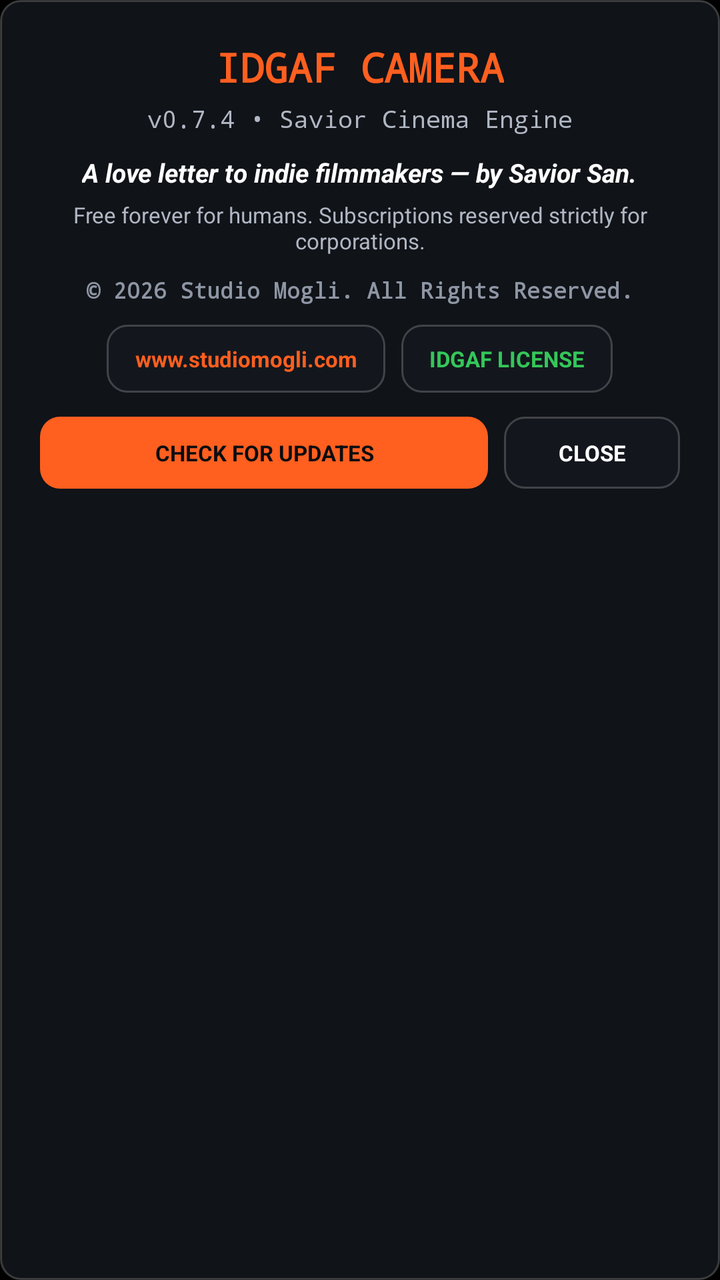
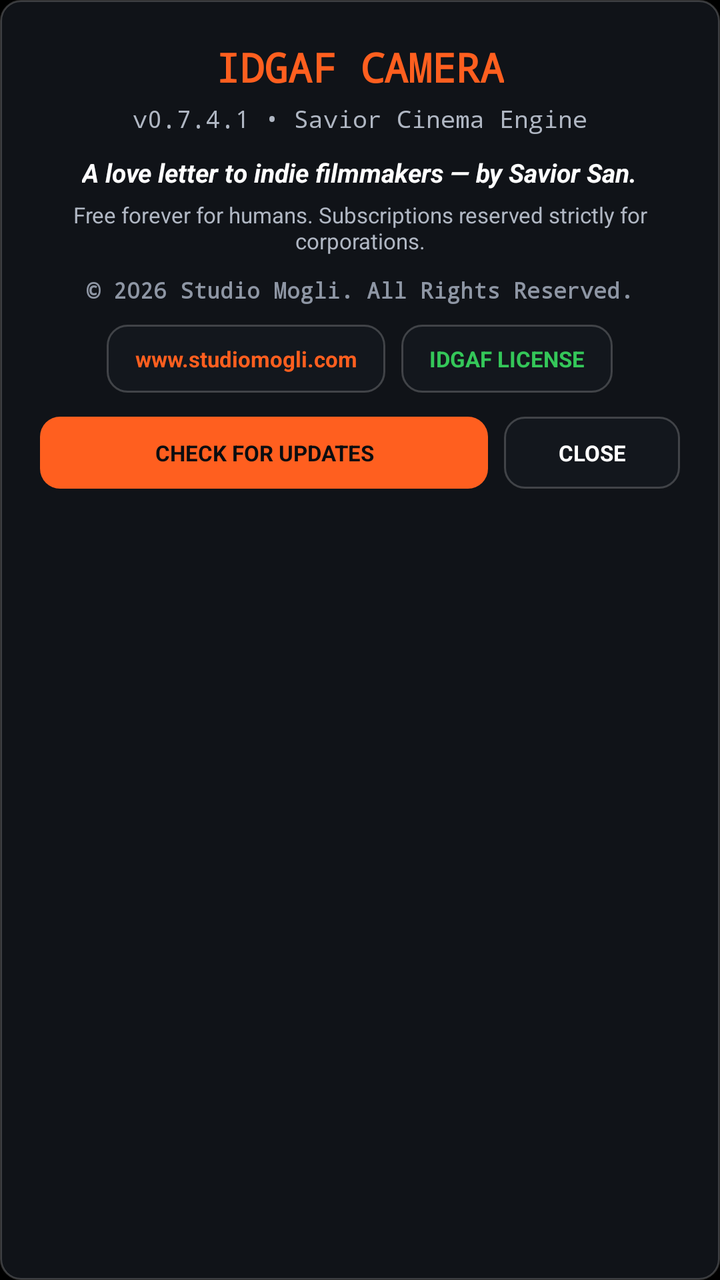

Before-and-after screenshots of an Android layout around one commit, followed by the original layout XML and the change that was made.
<!-- AndroidManifest.xml: application theme Theme.IdgafCamera -->
<!-- res/layout/dialog_credits.xml -->
<?xml version="1.0" encoding="utf-8"?>
<LinearLayout xmlns:android="http://schemas.android.com/apk/res/android"
    android:layout_width="match_parent"
    android:layout_height="wrap_content"
    android:background="@drawable/bg_hud_pill"
    android:gravity="center_horizontal"
    android:orientation="vertical"
    android:padding="20dp">

    <TextView
        android:layout_width="wrap_content"
        android:layout_height="wrap_content"
        android:fontFamily="monospace"
        android:text="IDGAF CAMERA"
        android:textColor="#FF5F1F"
        android:textSize="20sp"
        android:textStyle="bold" />

    <TextView
        android:id="@+id/txtCreditsVersion"
        android:layout_width="wrap_content"
        android:layout_height="wrap_content"
        android:layout_marginTop="4dp"
        android:fontFamily="monospace"
        android:text="v0.7.4 • Savior Cinema Engine"
        android:textColor="#B0B7C3"
        android:textSize="12sp" />

    <TextView
        android:layout_width="wrap_content"
        android:layout_height="wrap_content"
        android:layout_marginTop="10dp"
        android:gravity="center"
        android:text="A love letter to indie filmmakers — by Savior San."
        android:textColor="#FFFFFF"
        android:textSize="13sp"
        android:textStyle="bold|italic" />

    <TextView
        android:layout_width="wrap_content"
        android:layout_height="wrap_content"
        android:layout_marginTop="5dp"
        android:gravity="center"
        android:text="Free forever for humans. Subscriptions reserved strictly for corporations."
        android:textColor="#B0B7C3"
        android:textSize="11sp" />

    <TextView
        android:layout_width="wrap_content"
        android:layout_height="wrap_content"
        android:layout_marginTop="10dp"
        android:fontFamily="monospace"
        android:text="© 2026 Studio Mogli. All Rights Reserved."
        android:textColor="#8E96A4"
        android:textSize="11sp"
        android:textStyle="bold" />

    <LinearLayout
        android:layout_width="wrap_content"
        android:layout_height="wrap_content"
        android:layout_marginTop="10dp"
        android:gravity="center"
        android:orientation="horizontal">

        <TextView
            android:id="@+id/btnCreditsWebsite"
            android:layout_width="wrap_content"
            android:layout_height="34dp"
            android:layout_marginEnd="8dp"
            android:background="@drawable/bg_hud_pill"
            android:gravity="center"
            android:paddingStart="14dp"
            android:paddingEnd="14dp"
            android:text="www.studiomogli.com"
            android:textColor="#FF5F1F"
            android:textSize="11sp"
            android:textStyle="bold" />

        <TextView
            android:id="@+id/btnCreditsLicense"
            android:layout_width="wrap_content"
            android:layout_height="34dp"
            android:background="@drawable/bg_hud_pill"
            android:gravity="center"
            android:paddingStart="14dp"
            android:paddingEnd="14dp"
            android:text="IDGAF LICENSE"
            android:textColor="#34C759"
            android:textSize="11sp"
            android:textStyle="bold" />
    </LinearLayout>

    <LinearLayout
        android:layout_width="match_parent"
        android:layout_height="wrap_content"
        android:layout_marginTop="12dp"
        android:gravity="center"
        android:orientation="horizontal">

        <TextView
            android:id="@+id/btnCreditsCheckUpdate"
            android:layout_width="0dp"
            android:layout_height="36dp"
            android:layout_marginEnd="8dp"
            android:layout_weight="1"
            android:background="@drawable/bg_lens_active"
            android:gravity="center"
            android:text="CHECK FOR UPDATES"
            android:textColor="#0B0D10"
            android:textSize="11sp"
            android:textStyle="bold" />

        <TextView
            android:id="@+id/btnCreditsClose"
            android:layout_width="88dp"
            android:layout_height="36dp"
            android:background="@drawable/bg_hud_pill"
            android:gravity="center"
            android:text="CLOSE"
            android:textColor="#FFFFFF"
            android:textSize="11sp"
            android:textStyle="bold" />
    </LinearLayout>

</LinearLayout>
<!-- resources referenced by this layout -->
<resources>
  <!-- drawable bg_hud_pill (drawable) -->
  <?xml version="1.0" encoding="utf-8"?>
  <shape xmlns:android="http://schemas.android.com/apk/res/android" android:shape="rectangle">
      <solid android:color="#CC14181F" />
      <stroke android:width="1dp" android:color="#33FFFFFF" />
      <corners android:radius="10dp" />
  </shape>
  <!-- drawable bg_lens_active (drawable) -->
  <?xml version="1.0" encoding="utf-8"?>
  <shape xmlns:android="http://schemas.android.com/apk/res/android" android:shape="rectangle">
      <solid android:color="#FF5F1F" />
      <corners android:radius="10dp" />
  </shape>
  <style name="Theme.IdgafCamera" parent="Theme.MaterialComponents.DayNight.NoActionBar">
          <item name="android:statusBarColor">#000000</item>
          <item name="android:navigationBarColor">#000000</item>
          <item name="android:windowBackground">#000000</item>
          <item name="android:windowFullscreen">true</item>
      </style>
</resources>

<!-- the commit's change to res/layout/dialog_credits.xml (unified diff, before → after) -->
@@ -22,7 +22,7 @@
         android:layout_height="wrap_content"
         android:layout_marginTop="4dp"
         android:fontFamily="monospace"
-        android:text="v0.7.4 • Savior Cinema Engine"
+        android:text="v0.7.4.1 • Savior Cinema Engine"
         android:textColor="#B0B7C3"
         android:textSize="12sp" />
 
